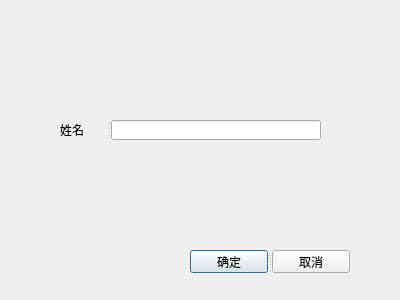
First picture: the form in AddressBook/finddialog.ui, repository Roper/C-Homework, before the edit.
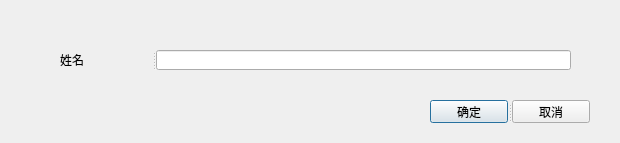
Second picture: the form after the edit.

```diff
--- a/AddressBook/finddialog.ui
+++ b/AddressBook/finddialog.ui
@@ -6,8 +6,8 @@
    <rect>
     <x>0</x>
     <y>0</y>
-    <width>400</width>
-    <height>300</height>
+    <width>620</width>
+    <height>143</height>
    </rect>
   </property>
   <property name="windowTitle">
@@ -16,8 +16,8 @@
   <widget class="QSplitter" name="splitter">
    <property name="geometry">
     <rect>
-     <x>190</x>
-     <y>250</y>
+     <x>430</x>
+     <y>100</y>
      <width>161</width>
      <height>23</height>
     </rect>
@@ -40,8 +40,8 @@
    <property name="geometry">
     <rect>
      <x>60</x>
-     <y>120</y>
-     <width>261</width>
+     <y>50</y>
+     <width>511</width>
      <height>20</height>
     </rect>
    </property>
```
